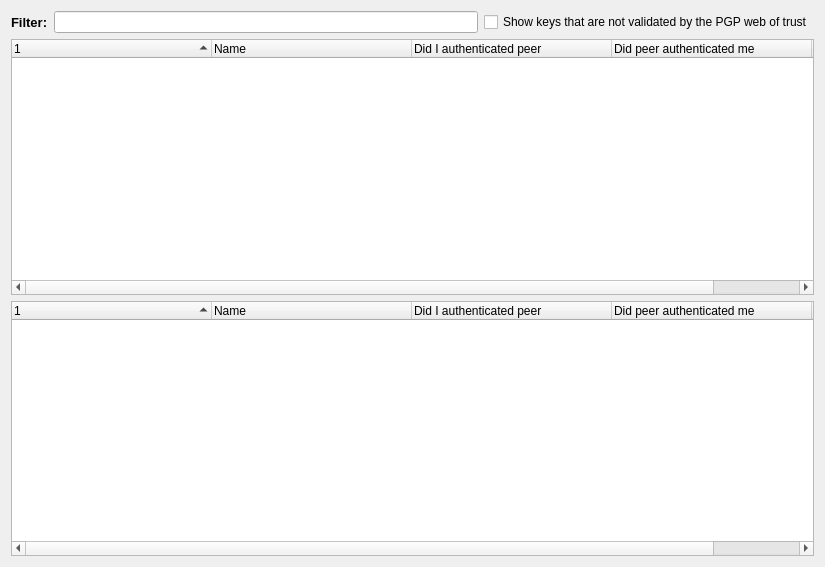
Qt form retroshare-gui/src/gui/NetworkDialog.ui (RetroShare/RetroShare) before a commit.
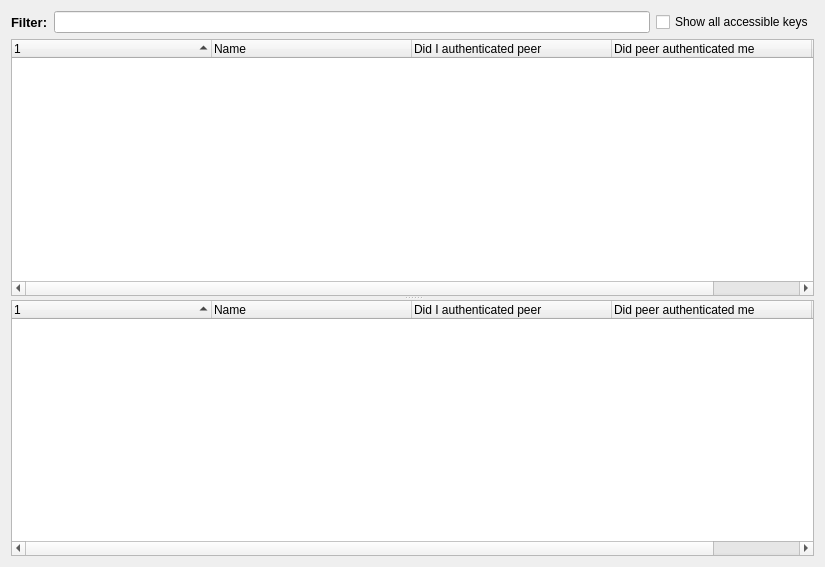
The same form after that commit. Icons and pictures are not drawn. Custom widgets are drawn as their Qt base class.

Commit message: - separated SharedFilesDialog into two classes: remote and local, both deriving from a common  SharedFilesDialog class.  As a side effect the tree view/flat view are both available in local and remote mode, as well  as the file filter tool.  The gui is common. Each sub-class hides whatever it does not want to show/use. - moved local and friends files into tabs of Transfers.

The edit to the form file:
```diff
--- a/retroshare-gui/src/gui/NetworkDialog.ui
+++ b/retroshare-gui/src/gui/NetworkDialog.ui
@@ -37,13 +37,17 @@
      <item>
       <widget class="QCheckBox" name="showUnvalidKeys">
        <property name="text">
-        <string>Show keys that are not validated by the PGP web of trust</string>
+        <string>Show all accessible keys</string>
        </property>
       </widget>
      </item>
     </layout>
    </item>
    <item>
+    <widget class="QSplitter" name="splitter">
+     <property name="orientation">
+      <enum>Qt::Vertical</enum>
+     </property>
     <widget class="QTreeWidget" name="connecttreeWidget">
      <property name="sizePolicy">
       <sizepolicy hsizetype="Expanding" vsizetype="Expanding">
@@ -122,8 +126,6 @@
       </property>
      </column>
     </widget>
-   </item>
-   <item>
     <widget class="QTreeWidget" name="unvalidGPGkeyWidget">
      <property name="contextMenuPolicy">
       <enum>Qt::CustomContextMenu</enum>
@@ -168,6 +170,7 @@
        <string>Cert Id</string>
       </property>
      </column>
+     </widget>
     </widget>
    </item>
   </layout>
```
Lines whose indentation alone changed are shown as unchanged. The commit also changes 8 other files.
